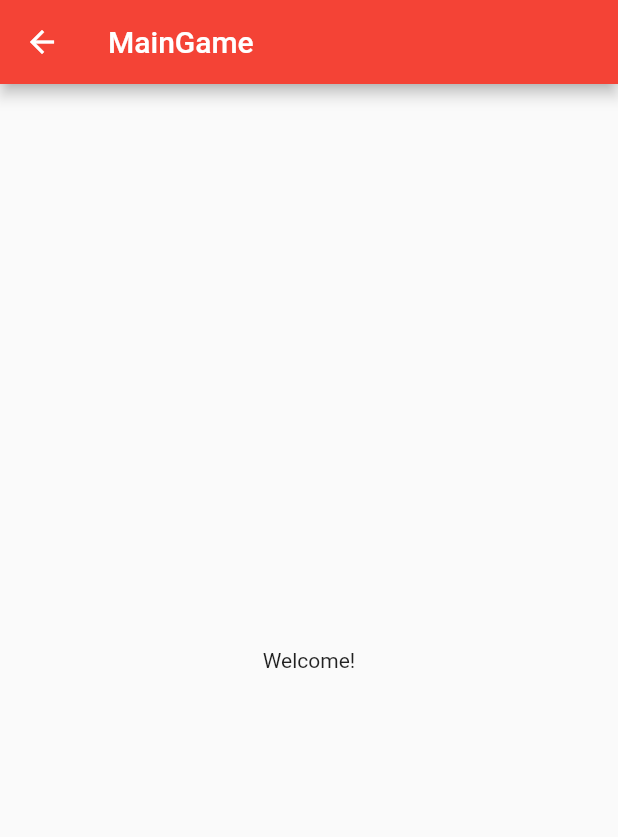
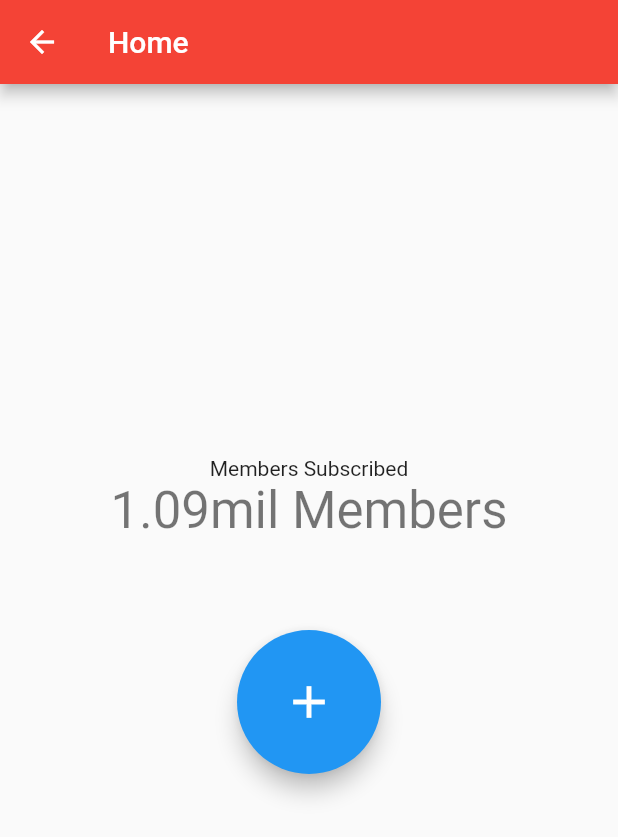
Before and after one commit to GlitchAmbush/mobile_proj, a Flutter app: the MainGame screen opened directly, on a phone screen of 412 x 824 dp. Shown: the top 837 px of the screen. Run offline on Flutter 3.47's test engine with Material 2 defaults, Android fonts, the light colour scheme and no system bars.

Commit message:
Main Page UI Implemented

```diff
--- a/lib/screens/main_game.dart
+++ b/lib/screens/main_game.dart
@@ -1,16 +1,42 @@
 import 'package:flutter/material.dart';
 
-class MainGame extends StatelessWidget {
+class MainGame extends StatefulWidget {
   const MainGame({super.key});
 
   @override
+  State<MainGame> createState() => _MainGameState();
+}
+
+class _MainGameState extends State<MainGame> {
+  @override
   Widget build(BuildContext context) {
+    int counter = 0;
+
+    void incrementCounter() {
+      setState(() => counter++);
+    }
+
     return Scaffold(
-      appBar:
-          AppBar(backgroundColor: Colors.red, title: const Text('MainGame')),
-      body: const Center(
-        child: Text('Welcome!'),
-      ),
-    );
+        appBar: AppBar(backgroundColor: Colors.red, title: const Text('Home')),
+        body: Center(
+          child: Column(
+            mainAxisAlignment: MainAxisAlignment.center,
+            crossAxisAlignment: CrossAxisAlignment.center,
+            children: [
+              const Text('Members Subscribed'),
+              Text(
+                '1.09mil Members',
+                style: Theme.of(context).textTheme.headlineMedium,
+              ),
+              Padding(
+                padding: const EdgeInsets.all(60.0),
+                child: FloatingActionButton.large(
+                    onPressed: incrementCounter,
+                    tooltip: 'Gain Members!',
+                    child: const Icon(Icons.add)),
+              )
+            ],
+          ),
+        ));
   }
 }
```
